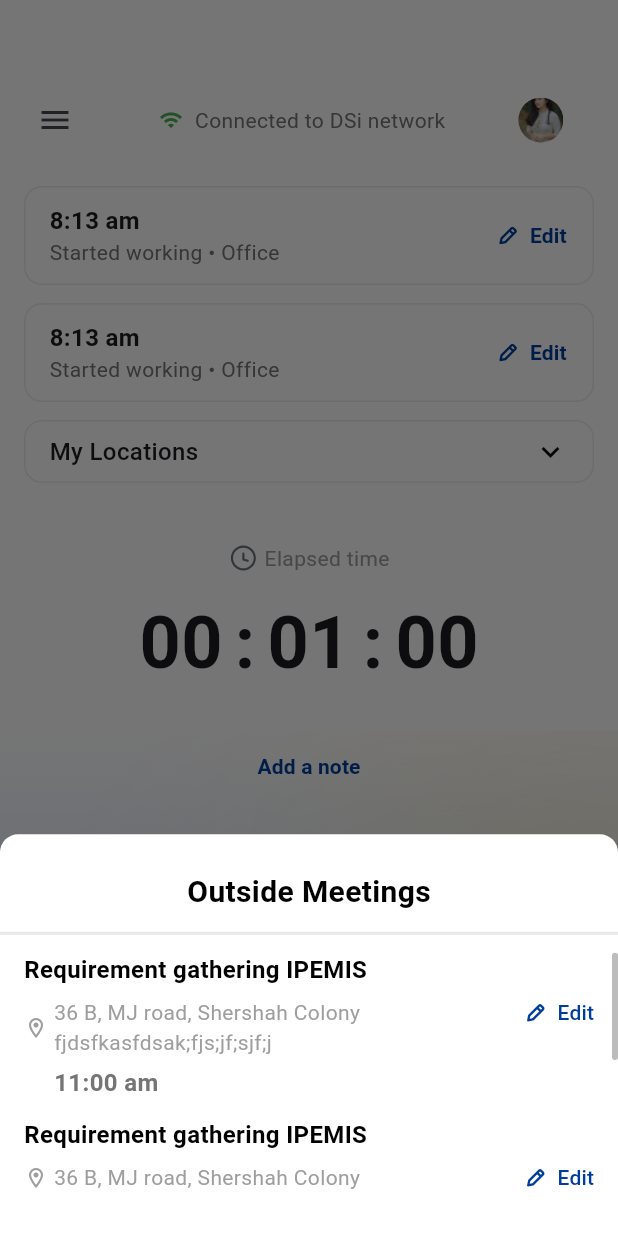
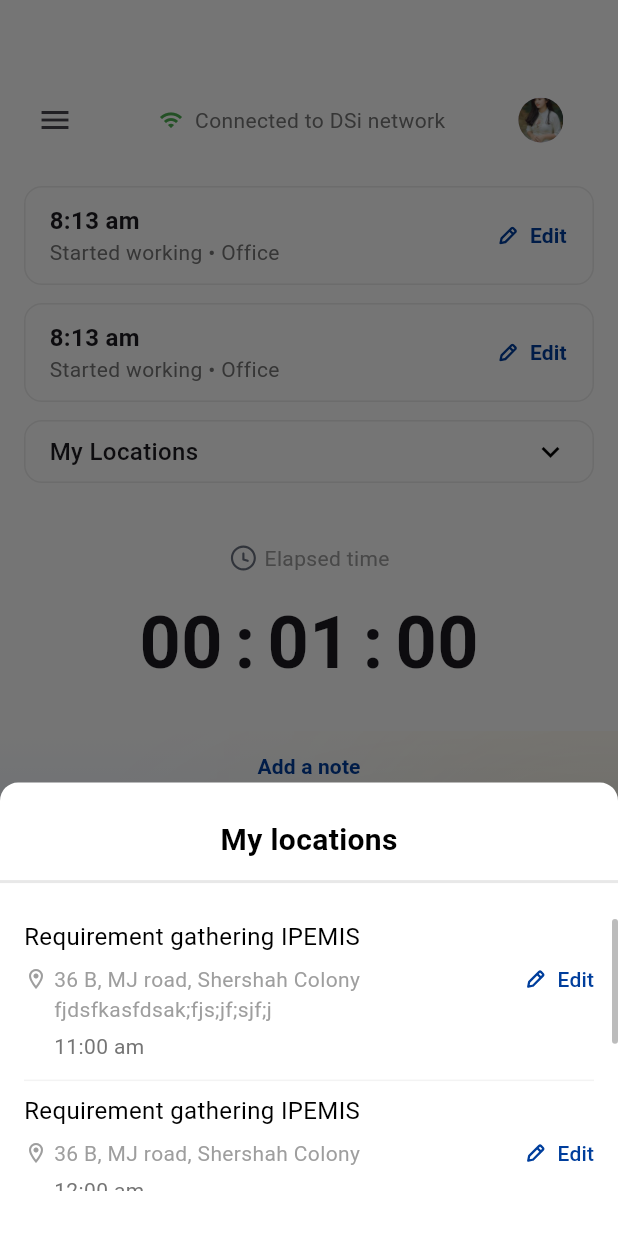
Before and after one commit to kabbo25/new_design, a Flutter app: the FinishWorkingView screen opened directly, after a tap on "My Locations", on a phone screen of 412 x 824 dp. Run offline on Flutter 3.47's test engine with Material 3 defaults, Android fonts, the phone set to English and light mode, and no system bars; our stand-ins replace connectivity_plus, flutter_svg, gap, geocoding, geolocator, go_router and 3 more; missing offline and left inert: gif_view, network_info_plus; project files that could hold a hidden picture were left out.

Commit message:
added divider between location list item

```diff
--- a/lib/features/finish_working/view/pages/finish_working_page.dart
+++ b/lib/features/finish_working/view/pages/finish_working_page.dart
@@ -6,7 +6,7 @@ import 'package:new_design/features/finish_working/model/working_status.dart';
 import 'package:new_design/features/finish_working/view/widgets/add_note_modal.dart';
 import 'package:new_design/features/finish_working/view/widgets/bottom_gradient.dart';
 import 'package:new_design/features/finish_working/view/widgets/network_profile_bar.dart';
-import 'package:new_design/features/finish_working/view/widgets/outside_meeting_list/outside_meeting_list_card.dart';
+import 'package:new_design/features/finish_working/view/widgets/outside_meeting_list/outside_meeting_list_dropdown.dart';
 import 'package:new_design/features/finish_working/view/widgets/working_status_card.dart';
 import 'package:new_design/features/finish_working/viewmodel/finish_working_view_model.dart';
 import 'package:new_design/features/start_page/view/widgets/bottom_navigation_section.dart';
--- a/lib/features/finish_working/view/widgets/outside_meeting_list/outside_meeting_list.dart
+++ b/lib/features/finish_working/view/widgets/outside_meeting_list/outside_meeting_list.dart
@@ -18,7 +18,7 @@ class OutsideMeetingList extends StatelessWidget {
     final ScrollController scrollController = ScrollController();
 
     return Container(
-      padding: const EdgeInsets.symmetric(vertical: 24),
+      padding: const EdgeInsets.fromLTRB(0, 24, 0, 30),
       decoration: const BoxDecoration(
         color: Colors.white,
         borderRadius: BorderRadius.vertical(top: Radius.circular(12)),
@@ -29,7 +29,6 @@ class OutsideMeetingList extends StatelessWidget {
         children: [
           _buildHeader(),
           _buildMeetingsList(scrollController, context),
-          // _buildBottomIndicator(context),
         ],
       ),
     );
@@ -40,13 +39,13 @@ class OutsideMeetingList extends StatelessWidget {
       children: [
         const Center(
           child: Text(
-            'Outside Meetings',
+            'My locations',
             style: AppTextStyles.heading2,
           ),
         ),
         const Gap(12),
         AppDecorations.modalDivider,
-        const Gap(12),
+        const Gap(24),
       ],
     );
   }
@@ -55,7 +54,7 @@ class OutsideMeetingList extends StatelessWidget {
       ScrollController scrollController, BuildContext context) {
     return ConstrainedBox(
       constraints: BoxConstraints(
-        maxHeight: MediaQuery.of(context).size.height * 0.2,
+        maxHeight: MediaQuery.of(context).size.height * 0.22,
       ),
       child: Scrollbar(
         controller: scrollController,
@@ -65,14 +64,28 @@ class OutsideMeetingList extends StatelessWidget {
         child: SingleChildScrollView(
           controller: scrollController,
           child: Column(
-            children: meetings
-                .map(
-                  (meeting) => OutsideMeetingListItem(
+            children: List.generate(meetings.length, (index) {
+              final meeting = meetings[index];
+              final isLast = index == meetings.length - 1;
+
+              return Column(
+                children: [
+                  OutsideMeetingListItem(
                     meeting: meeting,
                     onTap: () => Navigator.pop(context),
                   ),
-                )
-                .toList(),
+                  if (!isLast)
+                    Padding(
+                      padding: const EdgeInsets.fromLTRB(16, 0, 16, 8),
+                      child: Container(
+                        width: double.infinity,
+                        height: 1,
+                        color: const Color(0XFFE8E8E8).withOpacity(0.5),
+                      ),
+                    ),
+                ],
+              );
+            }),
           ),
         ),
       ),
--- a/lib/features/finish_working/view/widgets/outside_meeting_list/outside_meeting_list_item.dart
+++ b/lib/features/finish_working/view/widgets/outside_meeting_list/outside_meeting_list_item.dart
@@ -1,3 +1,5 @@
+import 'dart:developer' as developer;
+
 import 'package:flutter/material.dart';
 import 'package:flutter_svg/svg.dart';
 import 'package:gap/gap.dart';
@@ -28,7 +30,9 @@ class OutsideMeetingListItem extends StatelessWidget {
           children: [
             Text(
               meeting.title,
-              style: AppTextStyles.title,
+              style: AppTextStyles.title.copyWith(
+                fontWeight: FontWeight.w400,
+              ),
             ),
             const SizedBox(height: 7),
             Row(
@@ -36,7 +40,7 @@ class OutsideMeetingListItem extends StatelessWidget {
               crossAxisAlignment: CrossAxisAlignment.start,
               children: [
                 Expanded(
-                  child: _buildLocationInfo(),
+                  child: _buildLocationInfo(context),
                 ),
                 _buildEditButton(),
               ],
@@ -46,7 +50,7 @@ class OutsideMeetingListItem extends StatelessWidget {
               padding: const EdgeInsets.symmetric(horizontal: 20),
               child: Text(
                 meeting.time,
-                style: AppTextStyles.title.copyWith(
+                style: AppTextStyles.subtitle2.copyWith(
                   color: AppPalette.textSecondary,
                 ),
               ),
@@ -57,15 +61,43 @@ class OutsideMeetingListItem extends StatelessWidget {
     );
   }
 
-  Widget _buildLocationInfo() {
+  Widget _buildLocationInfo(BuildContext context) {
+    return LayoutBuilder(
+      builder: (context, constraints) {
+        final textSpan = TextSpan(
+          text: meeting.location,
+          style: const TextStyle(
+            fontSize: 14,
+            color: Colors.grey,
+          ),
+        );
+
+        final textPainter = TextPainter(
+          text: textSpan,
+          maxLines: 1,
+          textDirection: TextDirection.ltr,
+        );
+
+        // Account for the icon and spacing in available width
+        final availableWidth =
+            constraints.maxWidth - 20; // 16 for icon + 4 for spacing
+        textPainter.layout(maxWidth: availableWidth);
+
+        final hasOverflow = textPainter.didExceedMaxLines;
+        developer.log(hasOverflow.toString());
+
         return Row(
-      crossAxisAlignment: CrossAxisAlignment.center,
-      //mainAxisAlignment: MainAxisAlignment.center,
+          crossAxisAlignment: hasOverflow
+              ? CrossAxisAlignment.start
+              : CrossAxisAlignment.center,
           children: [
-        const Icon(
+            Padding(
+              padding: EdgeInsets.only(top: hasOverflow ? 2.0 : 0.0),
+              child: const Icon(
                 Icons.location_on_outlined,
                 size: 16,
                 color: Colors.grey,
+              ),
             ),
             const SizedBox(width: 4),
             Expanded(
@@ -77,18 +109,22 @@ class OutsideMeetingListItem extends StatelessWidget {
                 ),
                 overflow: TextOverflow.ellipsis,
                 maxLines: 3,
+                key: ValueKey(
+                    'location_${hasOverflow ? 'overflow' : 'normal'}'), // For testing
               ),
             ),
           ],
+        );
+      },
     );
   }
 
   Widget _buildEditButton() {
     return TextButton(
       style: TextButton.styleFrom(
-        padding: EdgeInsets.zero, // Remove padding
-        minimumSize: Size.zero, // Remove minimum size constraint
-        tapTargetSize: MaterialTapTargetSize.shrinkWrap, // Minimize tap target
+        padding: EdgeInsets.zero,
+        minimumSize: Size.zero,
+        tapTargetSize: MaterialTapTargetSize.shrinkWrap,
       ),
       onPressed: () {},
       child: Row(
```
Also changed, not shown: lib/features/finish_working/view/widgets/outside_meeting_list/outside_meeting_list_dropdown.dart (renamed from lib/features/finish_working/view/widgets/outside_meeting_list/outside_meeting_list_card.dart). Lines whose indentation alone changed are shown as unchanged.
